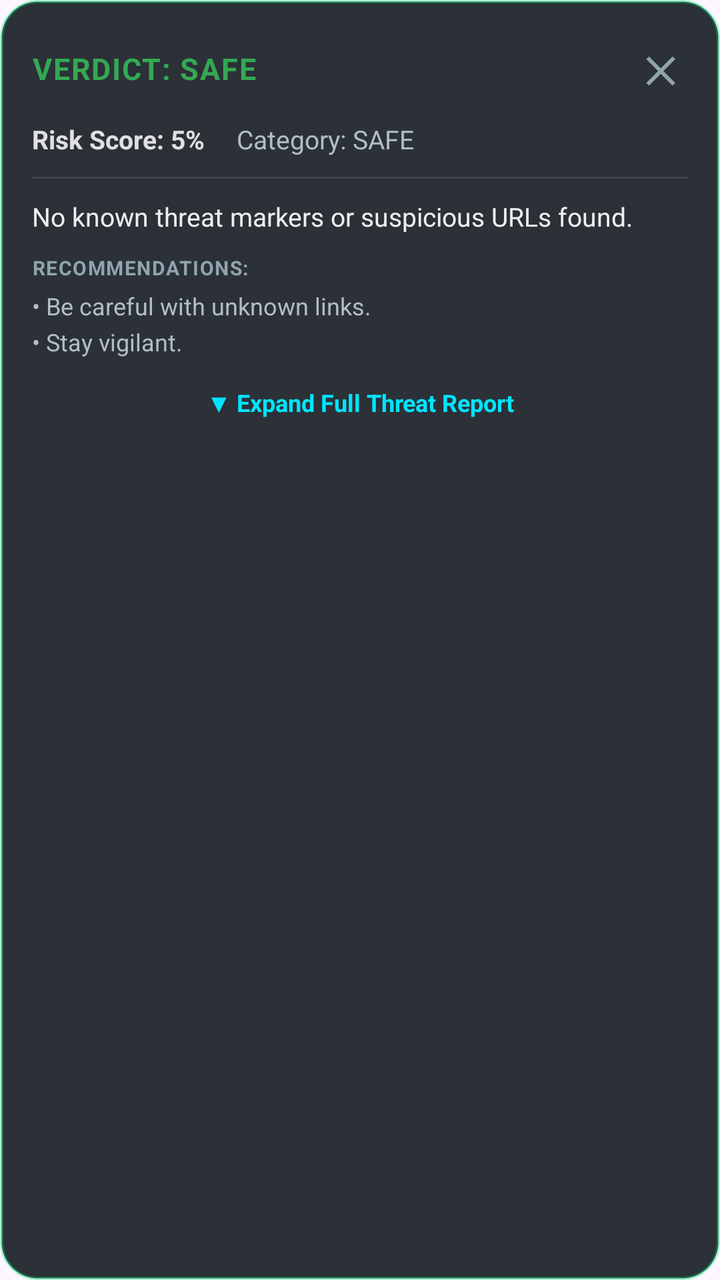
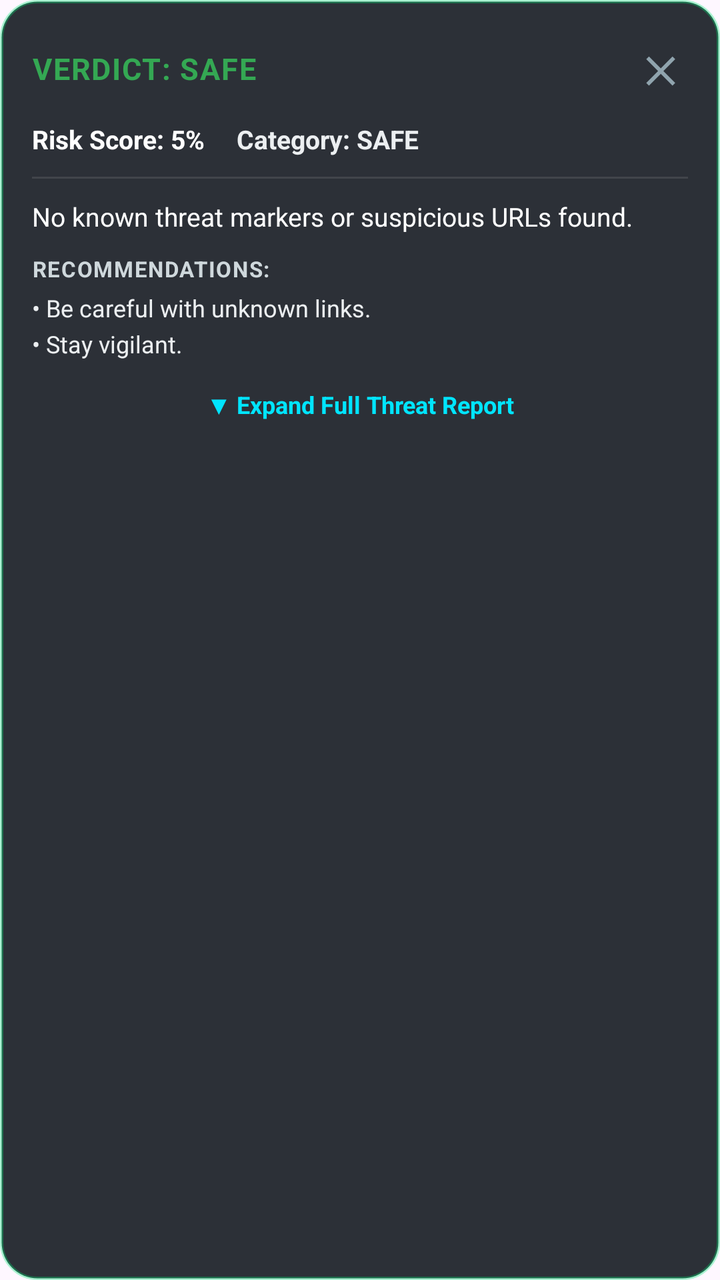

Screens rendered from an Android XML layout before and after an edit, with the pre-edit source and the edit as a unified diff.
<!-- AndroidManifest.xml: application theme Theme.MessageGuard -->
<!-- res/layout/overlay_threat_result.xml -->
<?xml version="1.0" encoding="utf-8"?>
<LinearLayout xmlns:android="http://schemas.android.com/apk/res/android"
    android:id="@+id/result_card_container"
    android:layout_width="320dp"
    android:layout_height="wrap_content"
    android:orientation="vertical"
    android:background="@drawable/bg_overlay_safe"
    android:elevation="24dp"
    android:padding="16dp">

    
    <RelativeLayout
        android:layout_width="match_parent"
        android:layout_height="wrap_content"
        android:layout_marginBottom="8dp">

        <TextView
            android:id="@+id/tv_verdict"
            android:layout_width="wrap_content"
            android:layout_height="wrap_content"
            android:layout_alignParentStart="true"
            android:layout_centerVertical="true"
            android:text="VERDICT: SAFE"
            android:textColor="#34a853"
            android:textSize="15sp"
            android:textStyle="bold"
            android:letterSpacing="0.04" />

        <TextView
            android:id="@+id/btn_dismiss"
            android:layout_width="wrap_content"
            android:layout_height="wrap_content"
            android:layout_alignParentEnd="true"
            android:layout_centerVertical="true"
            android:text="✕"
            android:textColor="#90A4AE"
            android:textSize="18sp"
            android:textStyle="bold"
            android:clickable="true"
            android:focusable="true"
            android:padding="6dp" />
    </RelativeLayout>

    
    <LinearLayout
        android:layout_width="match_parent"
        android:layout_height="wrap_content"
        android:orientation="horizontal"
        android:layout_marginBottom="10dp">

        <TextView
            android:id="@+id/tv_score"
            android:layout_width="wrap_content"
            android:layout_height="wrap_content"
            android:text="Risk Score: 5%"
            android:textColor="#E0E0E0"
            android:textSize="13sp"
            android:textStyle="bold"
            android:layout_marginEnd="16dp" />

        <TextView
            android:id="@+id/tv_category"
            android:layout_width="wrap_content"
            android:layout_height="wrap_content"
            android:text="Category: SAFE"
            android:textColor="#B0BEC5"
            android:textSize="13sp" />
    </LinearLayout>

    
    <TextView
        android:id="@+id/tv_forwarding_provenance"
        android:layout_width="match_parent"
        android:layout_height="wrap_content"
        android:visibility="gone"
        android:background="#26FFC107"
        android:padding="6dp"
        android:textColor="#FFE082"
        android:textSize="11sp"
        android:textStyle="bold"
        android:layout_marginBottom="8dp" />

    <TextView
        android:id="@+id/tv_forensic_meta"
        android:layout_width="match_parent"
        android:layout_height="wrap_content"
        android:visibility="gone"
        android:textColor="#90CAF9"
        android:textSize="11sp"
        android:layout_marginBottom="8dp" />

    <View
        android:layout_width="match_parent"
        android:layout_height="1dp"
        android:background="#1AFFFFFF"
        android:layout_marginBottom="10dp" />

    
    <TextView
        android:id="@+id/tv_reason"
        android:layout_width="match_parent"
        android:layout_height="wrap_content"
        android:text="No known threat markers or suspicious URLs found."
        android:textColor="#ECEFF1"
        android:textSize="13sp"
        android:lineSpacingExtra="3dp"
        android:layout_marginBottom="10dp" />

    
    <TextView
        android:id="@+id/tv_rec_header"
        android:layout_width="wrap_content"
        android:layout_height="wrap_content"
        android:text="RECOMMENDATIONS:"
        android:textColor="#90A4AE"
        android:textSize="10sp"
        android:textStyle="bold"
        android:letterSpacing="0.05"
        android:layout_marginBottom="4dp" />

    
    <TextView
        android:id="@+id/tv_recommendations"
        android:layout_width="match_parent"
        android:layout_height="wrap_content"
        android:text="• Be careful with unknown links.\n• Stay vigilant."
        android:textColor="#B0BEC5"
        android:textSize="12sp"
        android:lineSpacingExtra="4dp"
        android:layout_marginBottom="8dp" />

    
    <TextView
        android:id="@+id/btn_toggle_report"
        android:layout_width="match_parent"
        android:layout_height="wrap_content"
        android:text="▼ Expand Full Threat Report"
        android:textColor="#00E5FF"
        android:textSize="12sp"
        android:textStyle="bold"
        android:gravity="center"
        android:paddingTop="6dp"
        android:paddingBottom="6dp"
        android:clickable="true"
        android:focusable="true" />

    <LinearLayout
        android:id="@+id/layout_report_container"
        android:layout_width="match_parent"
        android:layout_height="wrap_content"
        android:orientation="vertical"
        android:visibility="gone"
        android:paddingTop="8dp">

        <View
            android:layout_width="match_parent"
            android:layout_height="1dp"
            android:background="#26FFFFFF"
            android:layout_marginBottom="8dp" />

        <TextView
            android:id="@+id/tv_report_header"
            android:layout_width="wrap_content"
            android:layout_height="wrap_content"
            android:text="PER-MODEL RISK BREAKDOWN"
            android:textColor="#90A4AE"
            android:textSize="10sp"
            android:textStyle="bold"
            android:letterSpacing="0.05"
            android:layout_marginBottom="6dp" />

        <LinearLayout
            android:id="@+id/container_components"
            android:layout_width="match_parent"
            android:layout_height="wrap_content"
            android:orientation="vertical" />

        
        <View
            android:layout_width="match_parent"
            android:layout_height="1dp"
            android:background="#26FFFFFF"
            android:layout_marginTop="8dp"
            android:layout_marginBottom="6dp" />

        <TextView
            android:id="@+id/tv_investigation_header"
            android:layout_width="wrap_content"
            android:layout_height="wrap_content"
            android:text="INVESTIGATION &amp; CORRELATION"
            android:textColor="#00E5FF"
            android:textSize="10sp"
            android:textStyle="bold"
            android:letterSpacing="0.05"
            android:layout_marginBottom="4dp" />

        <TextView
            android:id="@+id/tv_investigation_trace"
            android:layout_width="match_parent"
            android:layout_height="wrap_content"
            android:textColor="#ECEFF1"
            android:textSize="10sp"
            android:lineSpacingExtra="2dp"
            android:visibility="gone" />

        <TextView
            android:id="@+id/btn_view_full_case"
            android:layout_width="match_parent"
            android:layout_height="wrap_content"
            android:layout_marginTop="8dp"
            android:background="#1A00E5FF"
            android:gravity="center"
            android:padding="8dp"
            android:text="🔍 Open Full Forensic Investigation &amp; Case"
            android:textColor="#00E5FF"
            android:textSize="11sp"
            android:textStyle="bold"
            android:clickable="true"
            android:focusable="true" />
    </LinearLayout>
</LinearLayout>
<!-- resources referenced by this layout -->
<resources>
  <!-- drawable bg_overlay_safe (drawable) -->
  <?xml version="1.0" encoding="utf-8"?>
  <shape xmlns:android="http://schemas.android.com/apk/res/android"
      android:shape="rectangle">
      <solid android:color="#E6161B22" />
      <corners android:radius="18dp" />
      <stroke
          android:width="1.5dp"
          android:color="#5500E676" />
  </shape>
  <style name="Theme.MessageGuard" parent="Theme.Material3.DayNight.NoActionBar">
          <item name="colorPrimary">#1a73e8</item>
          <item name="colorPrimaryVariant">#1557b0</item>
          <item name="colorOnPrimary">#ffffff</item>
          <item name="colorSecondary">#34a853</item>
          <item name="colorOnSecondary">#ffffff</item>
          <item name="colorSurface">#ffffff</item>
          <item name="colorOnSurface">#202124</item>
          <item name="android:statusBarColor">@color/colorPrimary</item>
      </style>
  <color name="colorPrimary">#00E5FF</color>
</resources>

<!-- the commit's change to res/layout/overlay_threat_result.xml (unified diff, before → after) -->
@@ -53,7 +53,7 @@
             android:layout_width="wrap_content"
             android:layout_height="wrap_content"
             android:text="Risk Score: 5%"
-            android:textColor="#E0E0E0"
+            android:textColor="#FFFFFF"
             android:textSize="13sp"
             android:textStyle="bold"
             android:layout_marginEnd="16dp" />
@@ -63,7 +63,8 @@
             android:layout_width="wrap_content"
             android:layout_height="wrap_content"
             android:text="Category: SAFE"
-            android:textColor="#B0BEC5"
+            android:textColor="#ECEFF1"
+            android:textStyle="bold"
             android:textSize="13sp" />
     </LinearLayout>
 
@@ -101,7 +102,7 @@
         android:layout_width="match_parent"
         android:layout_height="wrap_content"
         android:text="No known threat markers or suspicious URLs found."
-        android:textColor="#ECEFF1"
+        android:textColor="#FFFFFF"
         android:textSize="13sp"
         android:lineSpacingExtra="3dp"
         android:layout_marginBottom="10dp" />
@@ -112,8 +113,8 @@
         android:layout_width="wrap_content"
         android:layout_height="wrap_content"
         android:text="RECOMMENDATIONS:"
-        android:textColor="#90A4AE"
-        android:textSize="10sp"
+        android:textColor="#CFD8DC"
+        android:textSize="11sp"
         android:textStyle="bold"
         android:letterSpacing="0.05"
         android:layout_marginBottom="4dp" />
@@ -124,7 +125,7 @@
         android:layout_width="match_parent"
         android:layout_height="wrap_content"
         android:text="• Be careful with unknown links.\n• Stay vigilant."
-        android:textColor="#B0BEC5"
+        android:textColor="#ECEFF1"
         android:textSize="12sp"
         android:lineSpacingExtra="4dp"
         android:layout_marginBottom="8dp" />
@@ -217,5 +218,21 @@
             android:textStyle="bold"
             android:clickable="true"
             android:focusable="true" />
+
+        <TextView
+            android:id="@+id/btn_open_in_gmail"
+            android:layout_width="match_parent"
+            android:layout_height="wrap_content"
+            android:layout_marginTop="4dp"
+            android:background="#1A4CAF50"
+            android:gravity="center"
+            android:padding="8dp"
+            android:text="📧 Open in Gmail"
+            android:textColor="#69F0AE"
+            android:textSize="11sp"
+            android:textStyle="bold"
+            android:clickable="true"
+            android:focusable="true"
+            android:visibility="gone" />
     </LinearLayout>
 </LinearLayout>
